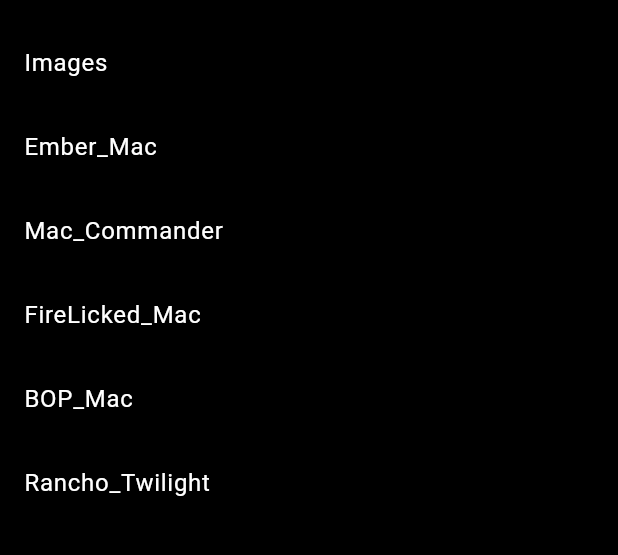
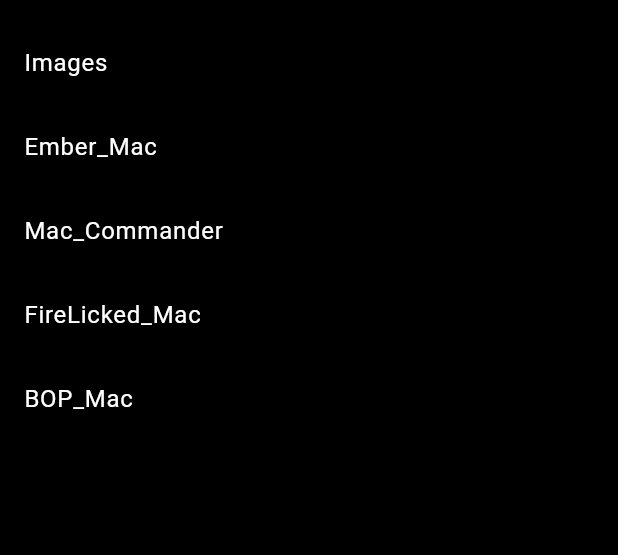
Before and after one commit to Aathi-pr/Flutter, a Flutter app: the screen it shows after launch, on a phone screen of 412 x 824 dp, the part 63-618 px from its top. Run offline on Flutter 3.47's test engine with Material 3 defaults, Android fonts, the phone set to English and light mode, and no system bars.

```diff
--- a/lib/main.dart
+++ b/lib/main.dart
@@ -35,7 +35,6 @@ class WallpaperList extends StatelessWidget{
     'Mac_Commander',
     'FireLicked_Mac',
     'BOP_Mac',
-    'Rancho_Twilight',
   ];
 
   final Map<String?, String?> wallpaperInfo = {
@@ -44,7 +43,7 @@ class WallpaperList extends StatelessWidget{
     'Mac_Commander': 'This is a Mac_Commander Wallpaper',
     'FireLicked_Mac': 'This is a FireLicked Wallpaper',
     'BOP_Mac': 'This is a BOP_Mac Wallpaper',
-    'Rancho_Twilight': 'This is a Rancho_Twilight Wallpaper'
+
   };
   @override
   Widget build(BuildContext context){
```
